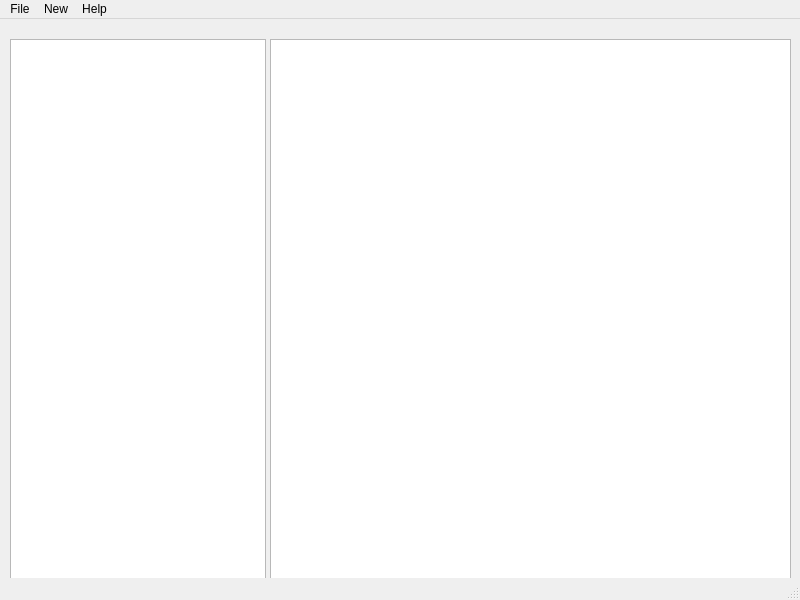
Above: ui/mainwindow.ui from guardeivid/MapfileEditor before the change. Below: the same form after it.
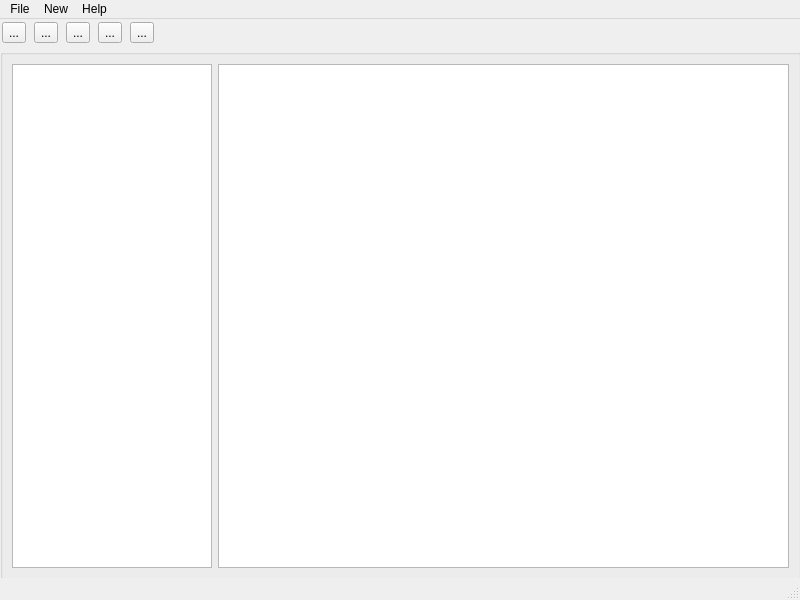
That is the form after the change. Icons and pictures are not drawn.

Commit message: add preview and improve layer structure

What changed in the file:
```diff
--- a/ui/mainwindow.ui
+++ b/ui/mainwindow.ui
@@ -2,6 +2,9 @@
 <ui version="4.0">
  <class>MapfileEditor</class>
  <widget class="QMainWindow" name="MapfileEditor">
+  <property name="enabled">
+   <bool>true</bool>
+  </property>
   <property name="geometry">
    <rect>
     <x>0</x>
@@ -10,35 +13,159 @@
     <height>600</height>
    </rect>
   </property>
+  <property name="sizePolicy">
+   <sizepolicy hsizetype="Preferred" vsizetype="Preferred">
+    <horstretch>0</horstretch>
+    <verstretch>0</verstretch>
+   </sizepolicy>
+  </property>
+  <property name="minimumSize">
+   <size>
+    <width>500</width>
+    <height>500</height>
+   </size>
+  </property>
   <property name="windowTitle">
    <string>Mapfile Editor</string>
   </property>
   <widget class="QWidget" name="centralwidget">
-   <widget class="QTreeView" name="mf_structure">
+   <widget class="QWidget" name="layoutWidget">
     <property name="geometry">
      <rect>
-      <x>10</x>
-      <y>20</y>
-      <width>256</width>
-      <height>541</height>
+      <x>0</x>
+      <y>0</y>
+      <width>161</width>
+      <height>27</height>
      </rect>
     </property>
-    <property name="frameShape">
-     <enum>QFrame::StyledPanel</enum>
-    </property>
-    <property name="frameShadow">
-     <enum>QFrame::Sunken</enum>
-    </property>
+    <layout class="QHBoxLayout" name="horizontalLayout">
+     <item>
+      <widget class="QToolButton" name="mf_tb_new">
+       <property name="text">
+        <string>...</string>
+       </property>
+       <property name="icon">
+        <iconset>
+         <normaloff>../../../../../../../../../usr/share/icons/oxygen/16x16/actions/document-new.png</normaloff>../../../../../../../../../usr/share/icons/oxygen/16x16/actions/document-new.png</iconset>
+       </property>
+      </widget>
+     </item>
+     <item>
+      <widget class="QToolButton" name="mf_tb_open">
+       <property name="text">
+        <string>...</string>
+       </property>
+       <property name="icon">
+        <iconset>
+         <normaloff>../../../../../../../../../usr/share/icons/oxygen/16x16/actions/document-open.png</normaloff>../../../../../../../../../usr/share/icons/oxygen/16x16/actions/document-open.png</iconset>
+       </property>
+      </widget>
+     </item>
+     <item>
+      <widget class="QToolButton" name="mf_tb_save">
+       <property name="text">
+        <string>...</string>
+       </property>
+       <property name="icon">
+        <iconset>
+         <normaloff>../../../../../../../../../usr/share/icons/oxygen/16x16/actions/document-save.png</normaloff>../../../../../../../../../usr/share/icons/oxygen/16x16/actions/document-save.png</iconset>
+       </property>
+      </widget>
+     </item>
+     <item>
+      <widget class="QToolButton" name="mf_tb_mapparameter">
+       <property name="text">
+        <string>...</string>
+       </property>
+       <property name="icon">
+        <iconset>
+         <normaloff>../../../../../../../../../usr/share/icons/oxygen/16x16/actions/tools-wizard.png</normaloff>../../../../../../../../../usr/share/icons/oxygen/16x16/actions/tools-wizard.png</iconset>
+       </property>
+      </widget>
+     </item>
+     <item>
+      <widget class="QToolButton" name="mf_tb_preview">
+       <property name="text">
+        <string>...</string>
+       </property>
+       <property name="icon">
+        <iconset>
+         <normaloff>../../../../../../../../../usr/share/icons/oxygen/16x16/actions/document-preview.png</normaloff>../../../../../../../../../usr/share/icons/oxygen/16x16/actions/document-preview.png</iconset>
+       </property>
+      </widget>
+     </item>
+    </layout>
    </widget>
-   <widget class="QGraphicsView" name="mf_preview">
+   <widget class="QGroupBox" name="gridGroupBox">
     <property name="geometry">
      <rect>
-      <x>270</x>
-      <y>20</y>
-      <width>521</width>
-      <height>541</height>
+      <x>0</x>
+      <y>30</y>
+      <width>801</width>
+      <height>531</height>
      </rect>
     </property>
+    <property name="sizePolicy">
+     <sizepolicy hsizetype="Expanding" vsizetype="Preferred">
+      <horstretch>0</horstretch>
+      <verstretch>0</verstretch>
+     </sizepolicy>
+    </property>
+    <property name="minimumSize">
+     <size>
+      <width>500</width>
+      <height>500</height>
+     </size>
+    </property>
+    <layout class="QGridLayout" name="gridLayout">
+     <item row="0" column="0">
+      <widget class="QTreeView" name="mf_structure">
+       <property name="minimumSize">
+        <size>
+         <width>200</width>
+         <height>500</height>
+        </size>
+       </property>
+       <property name="maximumSize">
+        <size>
+         <width>200</width>
+         <height>541</height>
+        </size>
+       </property>
+       <property name="frameShape">
+        <enum>QFrame::StyledPanel</enum>
+       </property>
+       <property name="frameShadow">
+        <enum>QFrame::Sunken</enum>
+       </property>
+       <property name="alternatingRowColors">
+        <bool>true</bool>
+       </property>
+       <property name="animated">
+        <bool>true</bool>
+       </property>
+       <property name="headerHidden">
+        <bool>true</bool>
+       </property>
+      </widget>
+     </item>
+     <item row="0" column="1">
+      <widget class="QGraphicsView" name="mf_preview">
+       <property name="sizePolicy">
+        <sizepolicy hsizetype="Expanding" vsizetype="Expanding">
+         <horstretch>0</horstretch>
+         <verstretch>0</verstretch>
+        </sizepolicy>
+       </property>
+       <property name="minimumSize">
+        <size>
+         <width>500</width>
+         <height>500</height>
+        </size>
+       </property>
+      </widget>
+     </item>
+    </layout>
    </widget>
   </widget>
   <widget class="QMenuBar" name="menubar">
```
Left out of the diff: 52 changed lines with no effect on the pictures. The commit also changes 11 other files.
